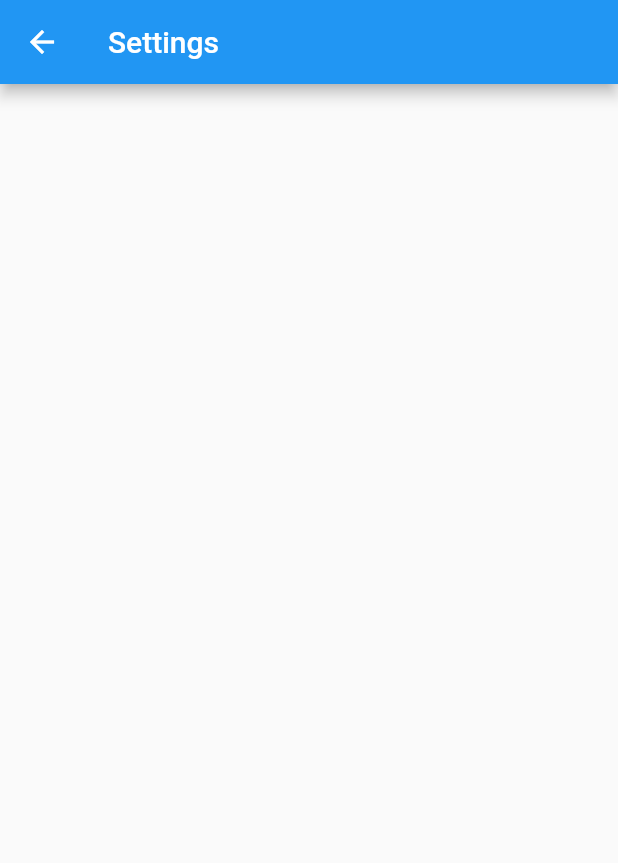
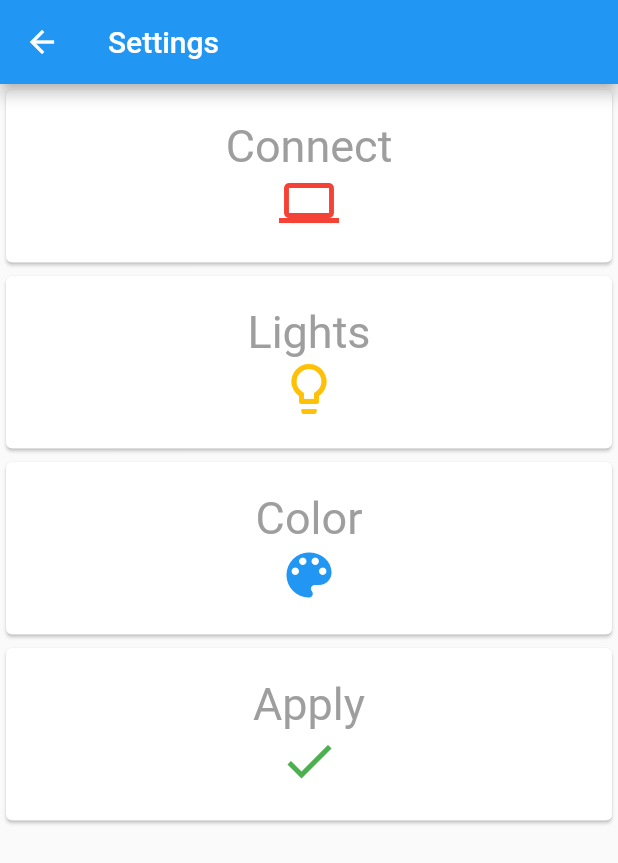
Before and after one commit to remonh87/huenicorn, a Flutter app: the HuenicornSettings screen opened directly, on a phone screen of 412 x 824 dp. Shown: the top 863 px of the screen. Run offline on Flutter 3.47's test engine with Material 2 defaults, Android fonts, the phone set to English and light mode, and no system bars.

Commit message:
Create custom screen for settings

```diff
--- a/lib/HuenicornSettings.dart
+++ b/lib/HuenicornSettings.dart
@@ -11,6 +11,11 @@ class HuenicornSettingsState extends State<HuenicornSettings>{
 
   @override
   Widget build(BuildContext context) {
+    // Declare some constants
+    final double myTextSize = 30.0;
+    final double myIconSize = 40.0;
+    final TextStyle myTextStyle =
+    new TextStyle(color: Colors.grey, fontSize: myTextSize);
     return new Scaffold(
       appBar: new AppBar(
         leading: new IconButton(
@@ -21,6 +26,77 @@ class HuenicornSettingsState extends State<HuenicornSettings>{
         ),
         title: new Text('Settings'),
       ),
+        body: new Container(
+          // Sets the padding in the main container
+          padding: const EdgeInsets.only(bottom: 2.0),
+          child: new Center(
+            child: new Column(
+              // Makes the cards stretch in horizontal axis
+              crossAxisAlignment: CrossAxisAlignment.stretch,
+              children: <Widget>[
+                // Setup the card
+                new MyCard(
+                  // Setup the text
+                    title: new Text(
+                      "Connect",
+                      style: myTextStyle,
+                    ),
+                    // Setup the icon
+                    icon: new Icon(Icons.computer,
+                        size: myIconSize, color: Colors.red)),
+
+                new MyCard(
+                    title: new Text(
+                      "Lights",
+                      style: myTextStyle,
+                    ),
+                    icon: new Icon(Icons.lightbulb_outline,
+                        size: myIconSize, color: Colors.amber)),
+
+                new MyCard(
+                    title: new Text(
+                      "Color",
+                      style: myTextStyle,
+                    ),
+                    icon: new Icon(Icons.color_lens,
+                        size: myIconSize, color: Colors.blue)),
+
+                new MyCard(
+                    title: new Text(
+                      "Apply",
+                      style: myTextStyle,
+                    ),
+                    icon: new Icon(Icons.done,
+                        size: myIconSize, color: Colors.green)),
+              ],
+            ),
+          ),
+        ),
+      );
+  }
+}
+
+// Create a reusable stateless widget
+class MyCard extends StatelessWidget {
+  final Widget icon;
+  final Widget title;
+
+  // Constructor. {} here denote that they are optional values i.e you can use as: new MyCard()
+  MyCard({this.title, this.icon});
+
+  @override
+  Widget build(BuildContext context) {
+    return new Container(
+      padding: const EdgeInsets.only(bottom: 1.0),
+      child: new Card(
+        child: new Container(
+          padding: const EdgeInsets.all(20.0),
+          child: new Column(
+            children: <Widget>[this.title, this.icon],
+
+          ),
+        ),
+      ),
     );
   }
 }
```
